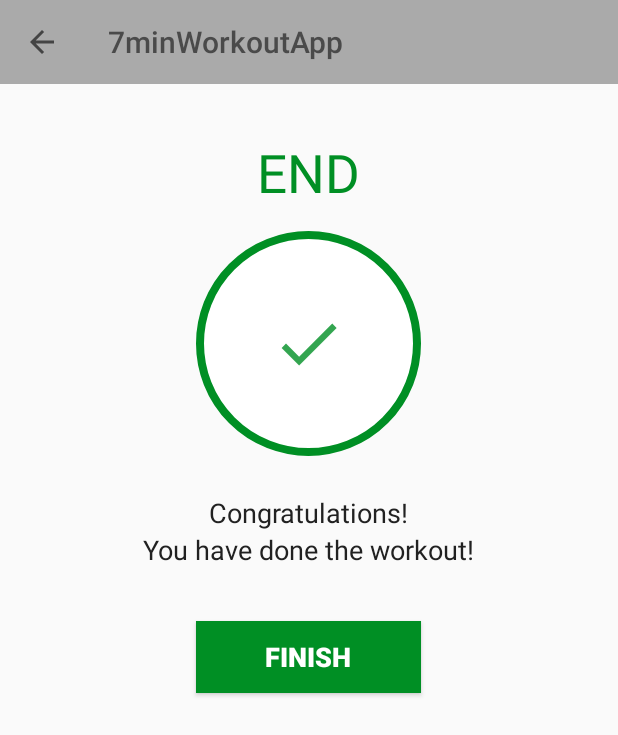
After one commit to tusharja-in/fitnessApp, an Android app: the FinishActivity screen opened directly, with no data from a screen before it, on a phone screen of 412 x 824 dp. The commit adds this screen. Shown: the top 735 px of the screen. Run offline under Robolectric (Android 15) with nearby library versions, the phone set to English and light mode, and no system bars.

Commit message:
finish screen added.

```diff
--- a/app/src/main/AndroidManifest.xml
+++ b/app/src/main/AndroidManifest.xml
@@ -9,9 +9,14 @@
         android:roundIcon="@mipmap/ic_launcher_round"
         android:supportsRtl="true"
         android:theme="@style/Theme.7minWorkoutApp">
-        <activity android:name=".ExerciseActivity"
+        <activity
+            android:name=".FinishActivity"
+            android:exported="true"
+            android:theme="@style/Theme.AppCompat.Light.NoActionBar"/>
+        <activity
+            android:name=".ExerciseActivity"
             android:screenOrientation="portrait"
-            android:theme="@style/Theme.AppCompat.Light.NoActionBar"></activity>
+            android:theme="@style/Theme.AppCompat.Light.NoActionBar" />
         <activity
             android:name=".MainActivity"
             android:theme="@style/Theme.AppCompat.Light.NoActionBar">
--- a/app/src/main/java/com/fitness/a7minworkoutapp/ExerciseActivity.kt
+++ b/app/src/main/java/com/fitness/a7minworkoutapp/ExerciseActivity.kt
@@ -1,5 +1,6 @@
 package com.fitness.a7minworkoutapp
 
+import android.content.Intent
 import android.media.MediaPlayer
 import androidx.appcompat.app.AppCompatActivity
 import android.os.Bundle
@@ -29,6 +30,7 @@ class ExerciseActivity : AppCompatActivity(), TextToSpeech.OnInitListener {
 
     //no of seconds we want to set on timer for exercise
     private var exerciseTimerDuration:Long=2
+    private var restTimerDuration:Long=1
 
     override fun onCreate(savedInstanceState: Bundle?) {
         super.onCreate(savedInstanceState)
@@ -55,11 +57,11 @@ class ExerciseActivity : AppCompatActivity(), TextToSpeech.OnInitListener {
         val progressBar=findViewById<ProgressBar>(R.id.progressBar)
         val tvTimer=findViewById<TextView>(R.id.tvTimer)
         progressBar.progress=restProgress
-        restTimer=object:CountDownTimer(10000,1000){
+        restTimer=object:CountDownTimer(restTimerDuration*1000,1000){
             override fun onTick(millisUntilFinished: Long) {
                 restProgress++
-                progressBar.progress=10-restProgress
-                tvTimer.text=(10-restProgress).toString()
+                progressBar.progress=restTimerDuration.toInt()-restProgress
+                tvTimer.text=(restTimerDuration-restProgress).toString()
             }
 
             override fun onFinish() {
@@ -90,7 +92,9 @@ class ExerciseActivity : AppCompatActivity(), TextToSpeech.OnInitListener {
                     setUpRestView()
                 }
                 else{
-                    Toast.makeText(this@ExerciseActivity,"kuch bhi kro ab",Toast.LENGTH_SHORT).show()
+                    finish()
+                    val intent=Intent(this@ExerciseActivity,FinishActivity::class.java)
+                    startActivity(intent)
                 }
             }
         }.start()
--- /dev/null
+++ b/app/src/main/java/com/fitness/a7minworkoutapp/FinishActivity.kt
@@ -0,0 +1,31 @@
+package com.fitness.a7minworkoutapp
+
+import androidx.appcompat.app.AppCompatActivity
+import android.os.Bundle
+import android.widget.Button
+import androidx.appcompat.widget.Toolbar
+
+class FinishActivity : AppCompatActivity() {
+    override fun onCreate(savedInstanceState: Bundle?) {
+        super.onCreate(savedInstanceState)
+        setContentView(R.layout.activity_finish)
+        val toolbar_finish_activity=findViewById<Toolbar>(R.id.toolbar_finish_activity)
+        val btnFinish=findViewById<Button>(R.id.btnFinish)
+
+
+        setSupportActionBar(toolbar_finish_activity)
+        val actionBar=supportActionBar
+        if (actionBar!=null){
+            actionBar.setDisplayHomeAsUpEnabled(true)
+        }
+        toolbar_finish_activity.setNavigationOnClickListener {
+            onBackPressed()
+        }
+
+        btnFinish.setOnClickListener {
+            finish()
+        }
+
+    }
+
+}
--- /dev/null
+++ b/app/src/main/res/drawable/ic_action_done.xml
@@ -0,0 +1,12 @@
+<?xml version="1.0" encoding="utf-8"?>
+<vector xmlns:android="http://schemas.android.com/apk/res/android"
+        android:width="24dp"
+        android:height="24dp"
+        android:viewportWidth="24"
+        android:viewportHeight="24"
+        android:tint="#008F24"
+        android:alpha="0.8">
+    <path
+        android:fillColor="#FF000000"
+        android:pathData="M9,16.2L4.8,12l-1.4,1.4L9,19 21,7l-1.4,-1.4L9,16.2z"/>
+</vector>
--- /dev/null
+++ b/app/src/main/res/layout/activity_finish.xml
@@ -0,0 +1,68 @@
+<?xml version="1.0" encoding="utf-8"?>
+<LinearLayout xmlns:android="http://schemas.android.com/apk/res/android"
+    xmlns:app="http://schemas.android.com/apk/res-auto"
+    xmlns:tools="http://schemas.android.com/tools"
+    android:layout_width="match_parent"
+    android:layout_height="match_parent"
+    android:orientation="vertical"
+    android:gravity="center_horizontal"
+    tools:context=".FinishActivity">
+
+    <androidx.appcompat.widget.Toolbar
+        android:id="@+id/toolbar_finish_activity"
+        android:layout_width="match_parent"
+        android:layout_height="?android:attr/actionBarSize"
+        android:background="@android:color/darker_gray"
+        app:titleTextColor="@color/colorPrimary" />
+    <TextView
+        android:id="@+id/tvEnd"
+        android:layout_width="wrap_content"
+        android:layout_height="wrap_content"
+        android:layout_marginTop="35dp"
+        android:text="END"
+        android:textColor="@color/colorAccent"
+        android:textSize="35sp" />
+
+    <LinearLayout
+        android:layout_width="150dp"
+        android:layout_height="150dp"
+        android:layout_gravity="center"
+        android:layout_marginTop="15dp"
+        android:background="@drawable/item_circular_color_accent_border"
+        android:gravity="center">
+
+        <ImageView
+            android:layout_width="50dp"
+            android:layout_height="50dp"
+            android:contentDescription="image"
+            android:src="@drawable/ic_action_done" />
+    </LinearLayout>
+
+    <TextView
+        android:layout_width="wrap_content"
+        android:layout_height="wrap_content"
+        android:layout_marginTop="25dp"
+        android:text="Congratulations!"
+        android:textColor="#212121"
+        android:textSize="18sp" />
+
+    <TextView
+        android:layout_width="wrap_content"
+        android:layout_height="wrap_content"
+        android:text="You have done the workout!"
+        android:textColor="#212121"
+        android:textSize="18sp" />
+
+    <Button
+        android:id="@+id/btnFinish"
+        android:layout_width="150dp"
+        android:layout_height="wrap_content"
+        android:layout_gravity="center"
+        android:layout_marginTop="35dp"
+        android:background="@color/colorAccent"
+        android:text="FINISH"
+        android:textStyle="bold"
+        android:textColor="#FFFFFF"
+        android:textSize="18sp" />
+
+</LinearLayout>
```
